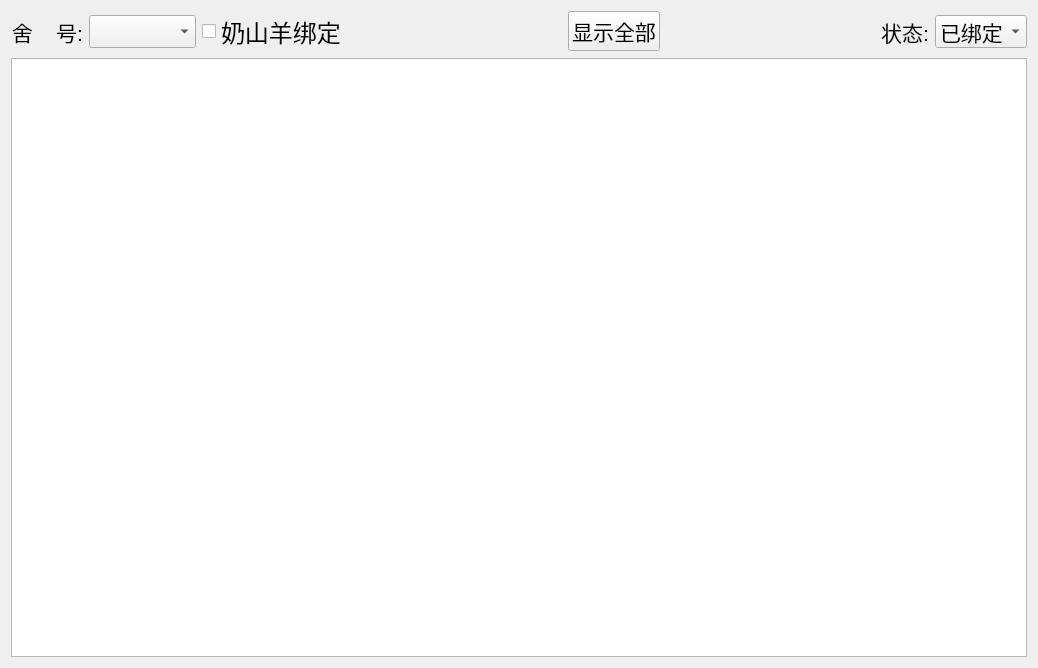
Before: the Qt Designer form Goat/devicequeryform.ui in po-ppy/NewGoat, drawn with Qt 5.
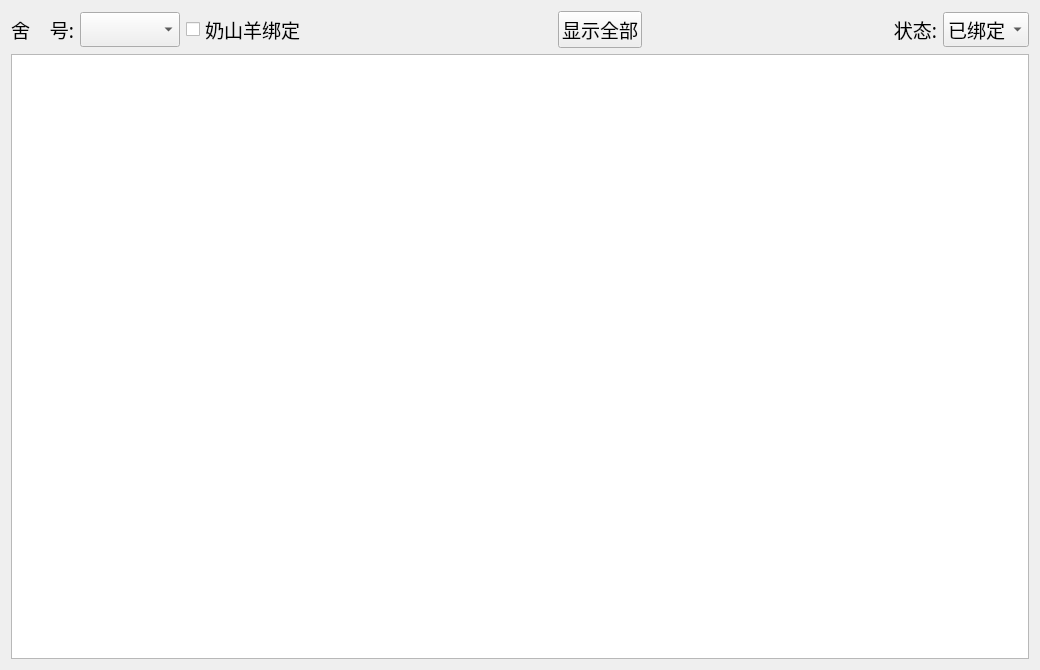
After: the same form once the commit is applied.

The edit to the form file:
```diff
--- a/Goat/devicequeryform.ui
+++ b/Goat/devicequeryform.ui
@@ -6,8 +6,8 @@
    <rect>
     <x>0</x>
     <y>0</y>
-    <width>1038</width>
-    <height>668</height>
+    <width>1040</width>
+    <height>670</height>
    </rect>
   </property>
   <property name="font">
@@ -25,7 +25,8 @@
       <widget class="QLabel" name="label_2">
        <property name="font">
         <font>
-         <pointsize>16</pointsize>
+         <family>微软雅黑</family>
+         <pointsize>14</pointsize>
         </font>
        </property>
        <property name="text">
@@ -40,13 +41,20 @@
       <widget class="QComboBox" name="comboBox">
        <property name="font">
         <font>
-         <pointsize>16</pointsize>
+         <family>微软雅黑</family>
+         <pointsize>14</pointsize>
         </font>
        </property>
       </widget>
      </item>
      <item>
       <widget class="QCheckBox" name="goatCheckBox">
+       <property name="font">
+        <font>
+         <family>微软雅黑</family>
+         <pointsize>14</pointsize>
+        </font>
+       </property>
        <property name="text">
         <string>奶山羊绑定</string>
        </property>
@@ -74,7 +82,8 @@
       <widget class="QPushButton" name="pushButton">
        <property name="font">
         <font>
-         <pointsize>16</pointsize>
+         <family>微软雅黑</family>
+         <pointsize>14</pointsize>
         </font>
        </property>
        <property name="text">
@@ -104,7 +113,8 @@
       <widget class="QLabel" name="label_3">
        <property name="font">
         <font>
-         <pointsize>16</pointsize>
+         <family>微软雅黑</family>
+         <pointsize>14</pointsize>
         </font>
        </property>
        <property name="text">
@@ -119,7 +129,8 @@
       <widget class="QComboBox" name="comboBox_2">
        <property name="font">
         <font>
-         <pointsize>16</pointsize>
+         <family>微软雅黑</family>
+         <pointsize>14</pointsize>
         </font>
        </property>
        <item>
@@ -145,7 +156,8 @@
     <widget class="QTableView" name="tableView">
      <property name="font">
       <font>
-       <pointsize>12</pointsize>
+       <family>微软雅黑</family>
+       <pointsize>14</pointsize>
       </font>
      </property>
      <property name="contextMenuPolicy">
```
